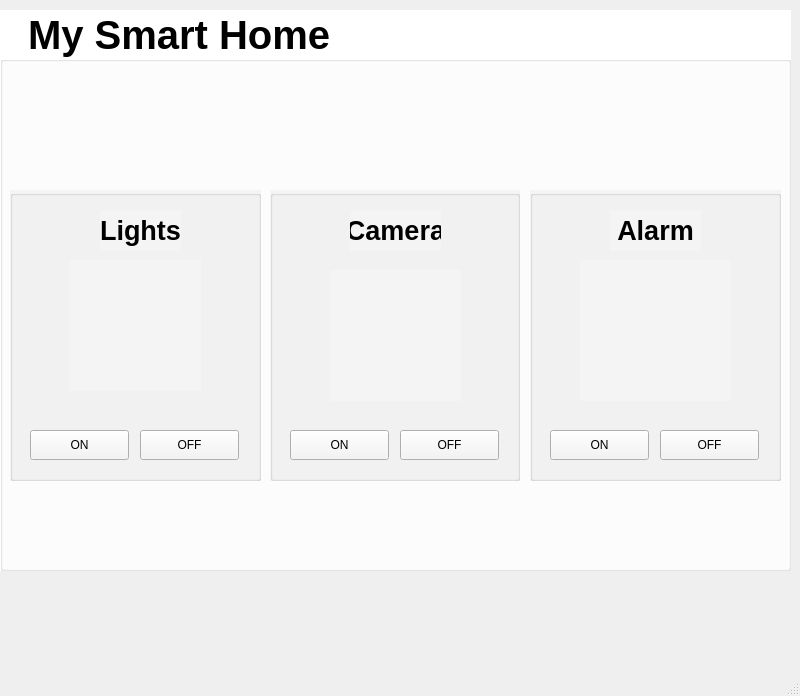
Before: the Qt Designer form day06/qt.ui in LEUNSU/basic-rasberrypi-2024, drawn with Qt 5.
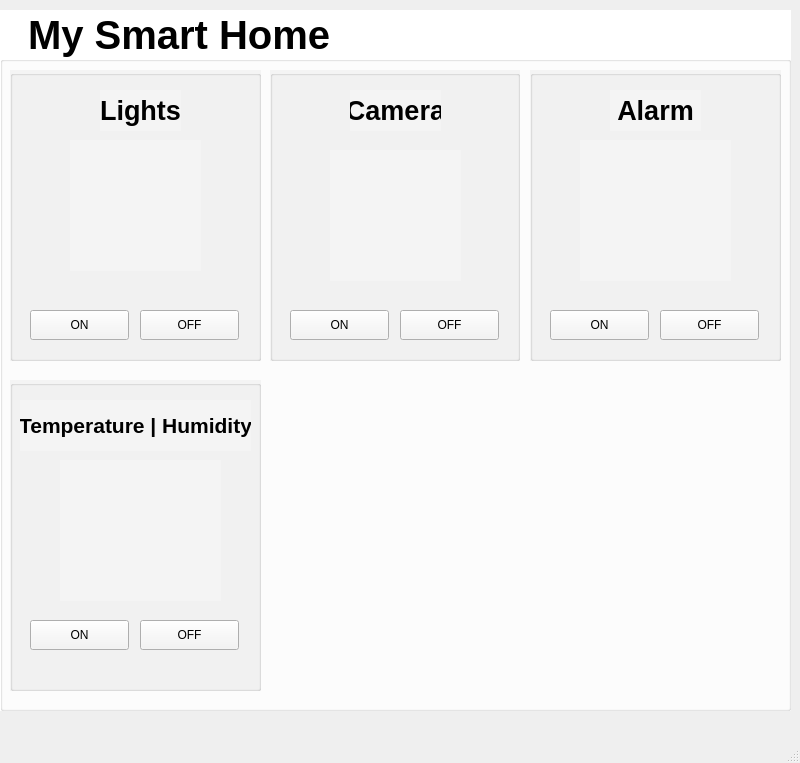
After: the same form once the commit is applied. Icons and pictures are not drawn.

What changed in the file:
```diff
--- a/day06/qt.ui
+++ b/day06/qt.ui
@@ -7,7 +7,7 @@
     <x>0</x>
     <y>0</y>
     <width>800</width>
-    <height>696</height>
+    <height>763</height>
    </rect>
   </property>
   <property name="windowTitle">
@@ -20,7 +20,7 @@
       <x>0</x>
       <y>10</y>
       <width>791</width>
-      <height>561</height>
+      <height>701</height>
      </rect>
     </property>
     <property name="font">
@@ -40,7 +40,7 @@
      <property name="geometry">
       <rect>
        <x>10</x>
-       <y>180</y>
+       <y>60</y>
        <width>251</width>
        <height>291</height>
       </rect>
@@ -133,7 +133,7 @@
      <property name="geometry">
       <rect>
        <x>270</x>
-       <y>180</y>
+       <y>60</y>
        <width>250</width>
        <height>291</height>
       </rect>
@@ -223,7 +223,7 @@
      <property name="geometry">
       <rect>
        <x>530</x>
-       <y>180</y>
+       <y>60</y>
        <width>251</width>
        <height>291</height>
       </rect>
@@ -309,6 +309,99 @@
       </property>
      </widget>
     </widget>
+    <widget class="QGroupBox" name="groupBox_5">
+     <property name="geometry">
+      <rect>
+       <x>10</x>
+       <y>370</y>
+       <width>251</width>
+       <height>311</height>
+      </rect>
+     </property>
+     <property name="styleSheet">
+      <string notr="true">background-color: rgb(244, 244, 244);</string>
+     </property>
+     <property name="title">
+      <string/>
+     </property>
+     <property name="flat">
+      <bool>false</bool>
+     </property>
+     <widget class="QPushButton" name="Btn_7">
+      <property name="geometry">
+       <rect>
+        <x>20</x>
+        <y>240</y>
+        <width>99</width>
+        <height>30</height>
+       </rect>
+      </property>
+      <property name="text">
+       <string>ON</string>
+      </property>
+     </widget>
+     <widget class="QPushButton" name="Btn_8">
+      <property name="geometry">
+       <rect>
+        <x>130</x>
+        <y>240</y>
+        <width>99</width>
+        <height>30</height>
+       </rect>
+      </property>
+      <property name="text">
+       <string>OFF</string>
+      </property>
+     </widget>
+     <widget class="QLabel" name="label_7">
+      <property name="geometry">
+       <rect>
+        <x>10</x>
+        <y>20</y>
+        <width>231</width>
+        <height>51</height>
+       </rect>
+      </property>
+      <property name="font">
+       <font>
+        <pointsize>16</pointsize>
+        <weight>75</weight>
+        <bold>true</bold>
+       </font>
+      </property>
+      <property name="lineWidth">
+       <number>1</number>
+      </property>
+      <property name="text">
+       <string>Temperature | Humidity</string>
+      </property>
+      <property name="alignment">
+       <set>Qt::AlignCenter</set>
+      </property>
+      <property name="wordWrap">
+       <bool>false</bool>
+      </property>
+     </widget>
+     <widget class="QLabel" name="label_8">
+      <property name="geometry">
+       <rect>
+        <x>50</x>
+        <y>80</y>
+        <width>161</width>
+        <height>141</height>
+       </rect>
+      </property>
+      <property name="text">
+       <string/>
+      </property>
+      <property name="pixmap">
+       <pixmap>images/004.png</pixmap>
+      </property>
+      <property name="scaledContents">
+       <bool>true</bool>
+      </property>
+     </widget>
+    </widget>
    </widget>
   </widget>
   <widget class="QMenuBar" name="menubar">
```
